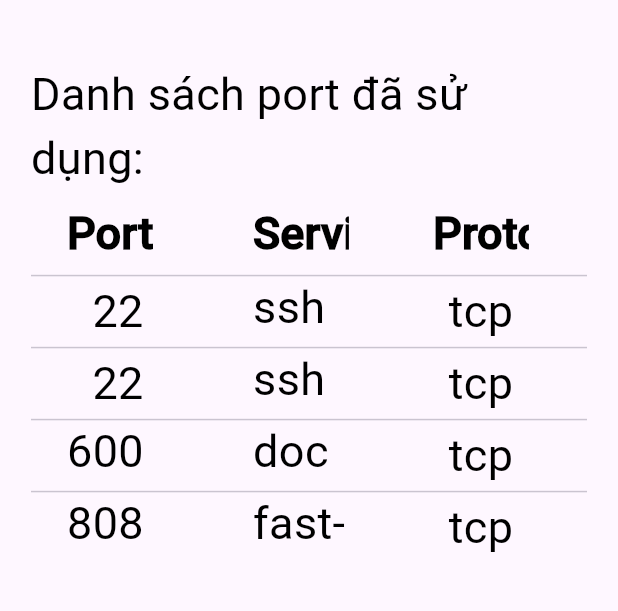
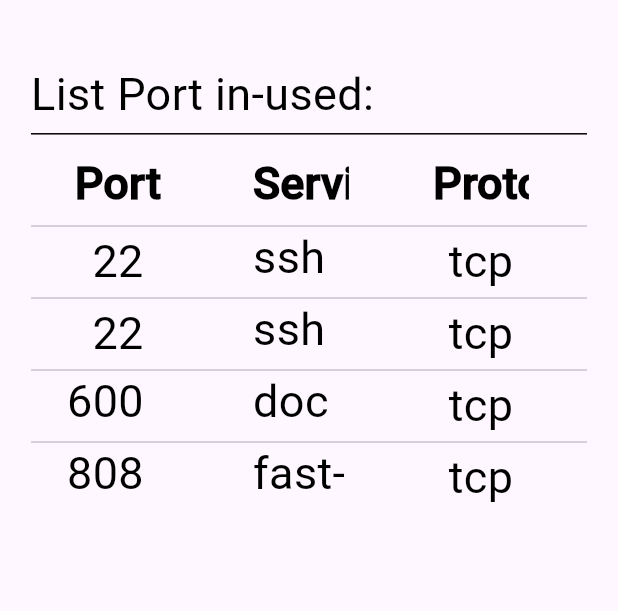
Before and after one commit to crazyads69/tsr_lsp, a Flutter app: the screen it shows after launch, on a phone screen of 412 x 824 dp, the part 84-695 px from its top. Run offline on Flutter 3.47's test engine with Material 2 defaults, Android fonts, the light colour scheme and no system bars; drawn by our look-alikes of data_table_2; our stand-ins replace flutter_spinkit, flutter_svg, vector_graphics.

Commit message:
Complete HomeScreen UI

```diff
--- a/lib/home_screen.dart
+++ b/lib/home_screen.dart
@@ -85,23 +85,32 @@ class _BodyScreenState extends State<BodyScreen> {
         child: Column(
           crossAxisAlignment: CrossAxisAlignment.start,
           children: [
-            Text("Danh sách port đã sử dụng: ", style: mediumPCTextStylebl),
+            Text("List Port in-used: ", style: mediumPCTextStylebl),
+            Divider(height: 10, color: Colors.black),
             SizedBox(
                 height: MediaQuery.of(context).size.height,
                 width: MediaQuery.of(context).size.width,
                 child: DataTable2(
-                  minWidth: 600,
+                    minWidth: 600,
                     columns: [
                       DataColumn2(
-                          label: Text("Port", style: boldPCTextStylebl)),
+                          label: Center(
+                              child: Text("Port", style: boldPCTextStylebl))),
                       DataColumn2(
-                          label: Text("Service", style: boldPCTextStylebl)),
+                          label: Center(
+                              child:
+                                  Text("Service", style: boldPCTextStylebl))),
                       DataColumn2(
-                          label: Text("Protocol", style: boldPCTextStylebl)),
+                          label: Center(
+                              child:
+                                  Text("Protocol", style: boldPCTextStylebl))),
                       DataColumn2(
-                          label: Text("Command", style: boldPCTextStylebl)),
+                          label: Center(
+                              child:
+                                  Text("Command", style: boldPCTextStylebl))),
                       DataColumn2(
-                          label: Text("Status", style: boldPCTextStylebl)),
+                          label: Center(
+                              child: Text("Status", style: boldPCTextStylebl))),
                     ],
                     rows: List<DataRow>.generate(
                         datas.length,
```
